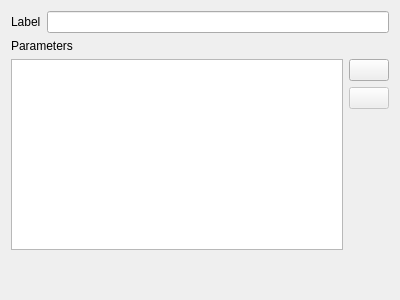
Qt form src/directorylocaleeditwidget.ui (ZIMA-Engineering/ZIMA-CAD-Parts) before a commit.
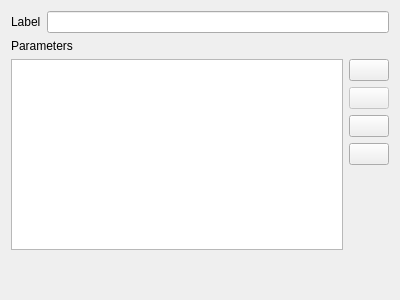
The same form after that commit. Icons and pictures are not drawn.

Commit message: Directory edit dialog: add buttons to move parameters up/down

Diff of the .ui file:
```diff
--- a/src/directorylocaleeditwidget.ui
+++ b/src/directorylocaleeditwidget.ui
@@ -95,6 +95,32 @@
          </property>
         </widget>
        </item>
+       <item>
+        <widget class="QPushButton" name="moveParameterUpButton">
+         <property name="text">
+          <string/>
+         </property>
+         <property name="iconSize">
+          <size>
+           <width>14</width>
+           <height>14</height>
+          </size>
+         </property>
+        </widget>
+       </item>
+       <item>
+        <widget class="QPushButton" name="moveParameterDownButton">
+         <property name="text">
+          <string/>
+         </property>
+         <property name="iconSize">
+          <size>
+           <width>14</width>
+           <height>14</height>
+          </size>
+         </property>
+        </widget>
+       </item>
        <item>
         <spacer name="verticalSpacer_2">
          <property name="orientation">
```
The commit also changes 4 other files.
